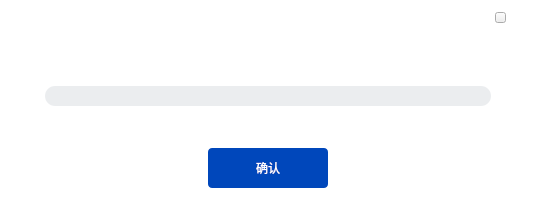
Above: code/ProgressDialog.ui from Dobot-Arm/DRobotMaintenanceTool before the change. Below: the same form after it.
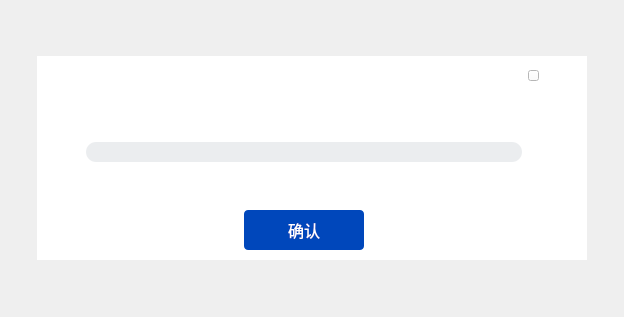
That is the form after the change. Icons and pictures are not drawn.

What changed in the file:
```diff
--- a/code/ProgressDialog.ui
+++ b/code/ProgressDialog.ui
@@ -1,13 +1,13 @@
 <?xml version="1.0" encoding="UTF-8"?>
 <ui version="4.0">
  <class>ProgressDialog</class>
- <widget class="QDialog" name="ProgressDialog">
+ <widget class="QWidget" name="ProgressDialog">
   <property name="geometry">
    <rect>
     <x>0</x>
     <y>0</y>
-    <width>550</width>
-    <height>204</height>
+    <width>624</width>
+    <height>317</height>
    </rect>
   </property>
   <property name="sizePolicy">
@@ -24,8 +24,8 @@
   </property>
   <property name="maximumSize">
    <size>
-    <width>550</width>
-    <height>204</height>
+    <width>5500</width>
+    <height>2040</height>
    </size>
   </property>
   <property name="windowTitle">
@@ -39,22 +39,31 @@
 	background-color: rgb(255, 255, 255);
 }</string>
   </property>
+  <layout class="QGridLayout" name="gridLayout_3">
+   <item row="0" column="0">
+    <widget class="QWidget" name="widget" native="true">
+     <property name="sizePolicy">
+      <sizepolicy hsizetype="Fixed" vsizetype="Fixed">
+       <horstretch>0</horstretch>
+       <verstretch>0</verstretch>
+      </sizepolicy>
+     </property>
+     <property name="minimumSize">
+      <size>
+       <width>550</width>
+       <height>204</height>
+      </size>
+     </property>
+     <property name="maximumSize">
+      <size>
+       <width>550</width>
+       <height>204</height>
+      </size>
+     </property>
+     <property name="styleSheet">
+      <string notr="true">background-color: rgb(255, 255, 255);</string>
+     </property>
   <layout class="QGridLayout" name="gridLayout_2">
-   <property name="leftMargin">
-    <number>5</number>
-   </property>
-   <property name="topMargin">
-    <number>5</number>
-   </property>
-   <property name="rightMargin">
-    <number>5</number>
-   </property>
-   <property name="bottomMargin">
-    <number>5</number>
-   </property>
-   <property name="spacing">
-    <number>4</number>
-   </property>
    <item row="0" column="0">
     <layout class="QGridLayout" name="gridLayout">
      <item row="6" column="1" colspan="2" alignment="Qt::AlignHCenter">
@@ -78,6 +87,7 @@
 	background: #0047BB;
 	border-radius: 4px;
 	color: rgb(255, 255, 255);
+    font-size: 16px;
 }
 QPushButton::disabled{
 	background: rgb(55, 71, 95);
@@ -123,7 +133,8 @@
      <item row="4" column="1">
       <widget class="QLabel" name="labelDownloadSpeed">
        <property name="styleSheet">
-        <string notr="true">color: #2D3440;</string>
+           <string notr="true">color: #2D3440;
+font-size: 12px;</string>
        </property>
        <property name="text">
         <string/>
@@ -135,11 +146,12 @@
        <property name="font">
         <font>
          <family>Microsoft YaHei UI</family>
-         <pointsize>15</pointsize>
+            <pointsize>-1</pointsize>
         </font>
        </property>
        <property name="styleSheet">
-        <string notr="true">color: #2D3440;</string>
+           <string notr="true">color: #2D3440;
+font-size: 16px;</string>
        </property>
        <property name="text">
         <string/>
@@ -182,10 +194,12 @@
        <property name="font">
         <font>
          <family>微软雅黑</family>
+            <pointsize>-1</pointsize>
         </font>
        </property>
        <property name="styleSheet">
-        <string notr="true">color: #5F6C7F;</string>
+           <string notr="true">color: #5F6C7F;
+font-size: 14px;</string>
        </property>
        <property name="text">
         <string/>
@@ -195,7 +209,8 @@
      <item row="4" column="2" alignment="Qt::AlignRight">
       <widget class="QLabel" name="labelDownloadCase">
        <property name="styleSheet">
-        <string notr="true">color: #5F6C7F;</string>
+           <string notr="true">color: #5F6C7F;
+font-size: 14px;</string>
        </property>
        <property name="text">
         <string/>
@@ -288,6 +303,9 @@
       </spacer>
      </item>
     </layout>
+      </item>
+     </layout>
+    </widget>
    </item>
   </layout>
  </widget>
```
Lines whose indentation alone changed are shown as unchanged.
